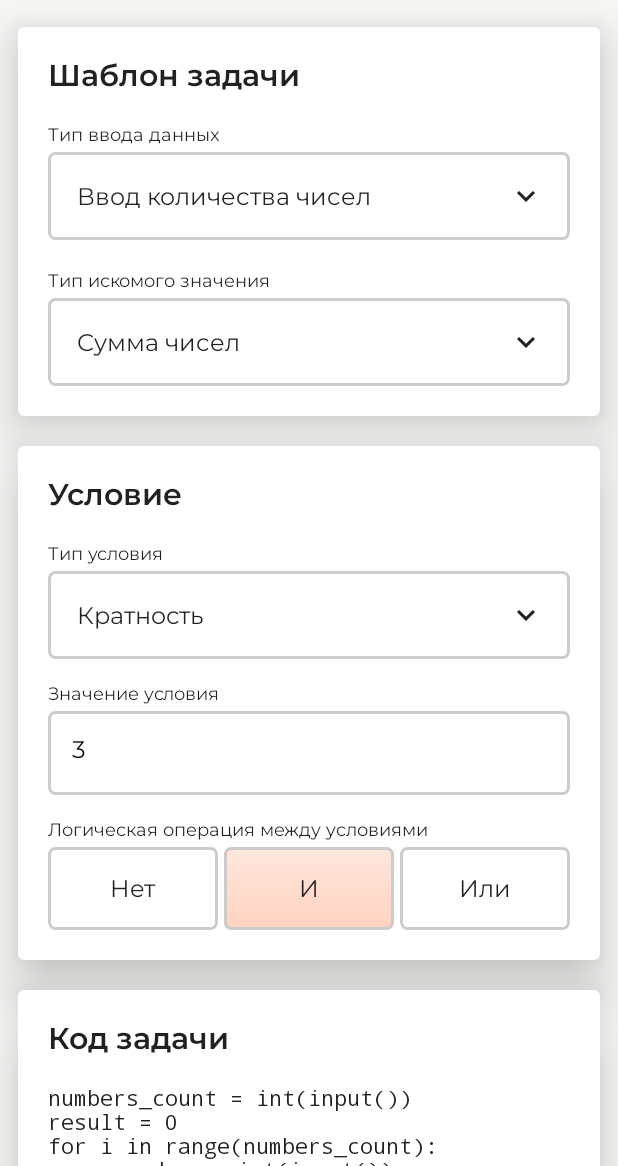
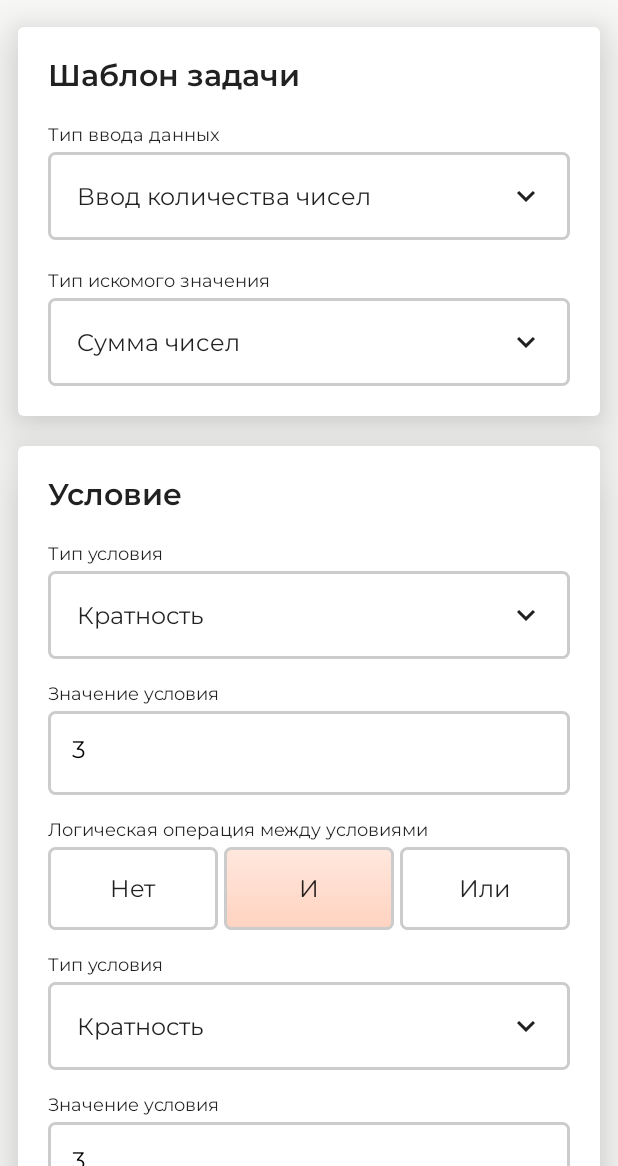
Before and after one commit to e30n3/oge15, an Android app built with Jetpack Compose: the screen it shows after launch (MainActivity), after a tap on an icon or button, on a phone screen of 412 x 824 dp, the part 70-1236 px from its top. Run offline under Robolectric (Android 15) with nearby library versions, the phone set to English and light mode, and no system bars; our stand-ins replace accompanist.

Commit message:
without animation

```diff
--- a/app/src/main/java/ru/involta/composesample3/MainActivity.kt
+++ b/app/src/main/java/ru/involta/composesample3/MainActivity.kt
@@ -87,14 +87,14 @@ fun BodyContent(modifier: Modifier) {
         Spacer(modifier = Modifier.height(12.dp))
         Header("ОГЭ 15.2")
         DataCard("Шаблон задачи", modifier = Modifier.padding(horizontal = 12.dp)) {
-            ExpandableMenu("Тип ввода данных", elements = InputType.titles,
+            ExpandableMenu(menuName = "Тип ввода данных", elements = InputType.titles,
                 onSelect = {
                     task = task.copy(inputType = InputType.get(it))
                     code = task.generateCode()
                 }
             )
             Spacer(modifier = Modifier.height(20.dp))
-            ExpandableMenu("Тип искомого значения", elements = CalculationType.titles,
+            ExpandableMenu(menuName = "Тип искомого значения", elements = CalculationType.titles,
                 onSelect = {
                     task = task.copy(calculationType = CalculationType.get(it))
                     code = task.generateCode()
@@ -103,7 +103,7 @@ fun BodyContent(modifier: Modifier) {
         }
         Spacer(modifier = Modifier.height(20.dp))
         DataCard("Условие", Modifier.padding(horizontal = 12.dp)) {
-            ExpandableMenu("Тип условия", elements = ConditionType.titles,
+            ExpandableMenu(menuName = "Тип условия", elements = ConditionType.titles,
                 onSelect = {
                     task = task.copy(conditionType = ConditionType.get(it))
                     code = task.generateCode()
@@ -111,14 +111,40 @@ fun BodyContent(modifier: Modifier) {
             )
             if (task.conditionType.needEditText) {
                 Spacer(modifier = Modifier.height(16.dp))
-                EditText("Значение условия", task.conditionValue.toString()) {
+                EditText("Значение условия", editTextValue = task.conditionValue.toString()) {
                     task = task.copy(conditionValue = it.toIntOrNull() ?: 0)
                     code = task.generateCode()
                 }
             }
             Spacer(modifier = Modifier.height(16.dp))
             RadioButtonMenu("Логическая операция между условиями", LogicOperationType.titles) {
-
+                task = task.copy(conditionOperationType = LogicOperationType.get(it))
+                code = task.generateCode()
+            }
+            if (task.conditionOperationType != LogicOperationType.DISABLE) {
+                Spacer(
+                    modifier = Modifier
+                        .height(16.dp)
+                )
+                ExpandableMenu(
+                    menuName = "Тип условия", elements = ConditionType.titles,
+                    onSelect = {
+                        task = task.copy(conditionType2 = ConditionType.get(it))
+                        code = task.generateCode()
+                    },
+                    modifier = Modifier
+                )
+                if (task.conditionType.needEditText) {
+                    Spacer(modifier = Modifier.height(16.dp))
+                    EditText(
+                        "Значение условия",
+                        editTextValue = task.conditionValue.toString(),
+                        modifier = Modifier.animateContentSize()
+                    ) {
+                        task = task.copy(conditionValue2 = it.toIntOrNull() ?: 0)
+                        code = task.generateCode()
+                    }
+                }
             }
 
         }
@@ -129,7 +155,7 @@ fun BodyContent(modifier: Modifier) {
                     code,
                     modifier = Modifier.animateContentSize(),
                     fontFamily = FontFamily.Monospace,
-                    fontSize = 14.sp
+                    fontSize = 10.sp
                 )
             }
             Spacer(modifier = Modifier.height(12.dp))
@@ -188,7 +214,7 @@ fun BodyContent(modifier: Modifier) {
 }
 
 @Composable
-fun RadioButtonMenu(menuName: String, elements: List<String>, onChange: (Int) -> Unit) {
+fun RadioButtonMenu(menuName: String, elements: List<String>, onChange: (String) -> Unit) {
     @Composable
     fun RadioButtonMenuElement(
         title: String,
@@ -229,7 +255,7 @@ fun RadioButtonMenu(menuName: String, elements: List<String>, onChange: (Int) ->
                         .weight(1f)
                         .clickable {
                             selectedElement = it
-                            onChange(i)
+                            onChange(it)
                         },
                 )
                 if (i != elements.lastIndex) Spacer(modifier = Modifier.width(4.dp))
@@ -319,6 +345,7 @@ fun DataCard(
 @Composable
 fun EditText(
     editTextName: String,
+    modifier: Modifier = Modifier,
     editTextValue: String = "3",
     onValueChange: (newString: String) -> Unit
 ) {
@@ -351,6 +378,7 @@ fun EditText(
 
 @Composable
 fun ExpandableMenu(
+    modifier: Modifier = Modifier,
     menuName: String = "",
     elements: List<String> = listOf("a", "b", "c", "d"),
     onSelect: (String) -> Unit = {},
--- a/app/src/main/java/ru/involta/composesample3/model/Task.kt
+++ b/app/src/main/java/ru/involta/composesample3/model/Task.kt
@@ -4,7 +4,10 @@ data class Task(
     val inputType: InputType = InputType.get(InputType.titles.first()),
     val calculationType: CalculationType = CalculationType.get(CalculationType.titles.first()),
     val conditionType: ConditionType = ConditionType.get(ConditionType.titles.first()),
-    val conditionValue: Int = 3
+    val conditionValue: Int = 3,
+    val conditionOperationType: LogicOperationType = LogicOperationType.get(LogicOperationType.titles.first()),
+    val conditionType2: ConditionType = ConditionType.get(ConditionType.titles.first()),
+    val conditionValue2: Int = 3,
 ) {
     fun generateCode(): String {
         var code = ""
@@ -25,7 +28,17 @@ data class Task(
                         calculationType.part3
             }
         }
-        code = code.replace("(тут вставить условие)", conditionType.condition.format(conditionValue))
+
+        val summaryCondition = if (conditionOperationType == LogicOperationType.DISABLE)
+            conditionType.condition.format(conditionValue)
+        else
+            conditionType.condition.format(conditionValue) + " " +
+                    conditionOperationType.sign + " " +
+                    conditionType2.condition.format(conditionValue2)
+
+
+        code =
+            code.replace("(тут вставить условие)", summaryCondition)
         return code
     }
 }
```
